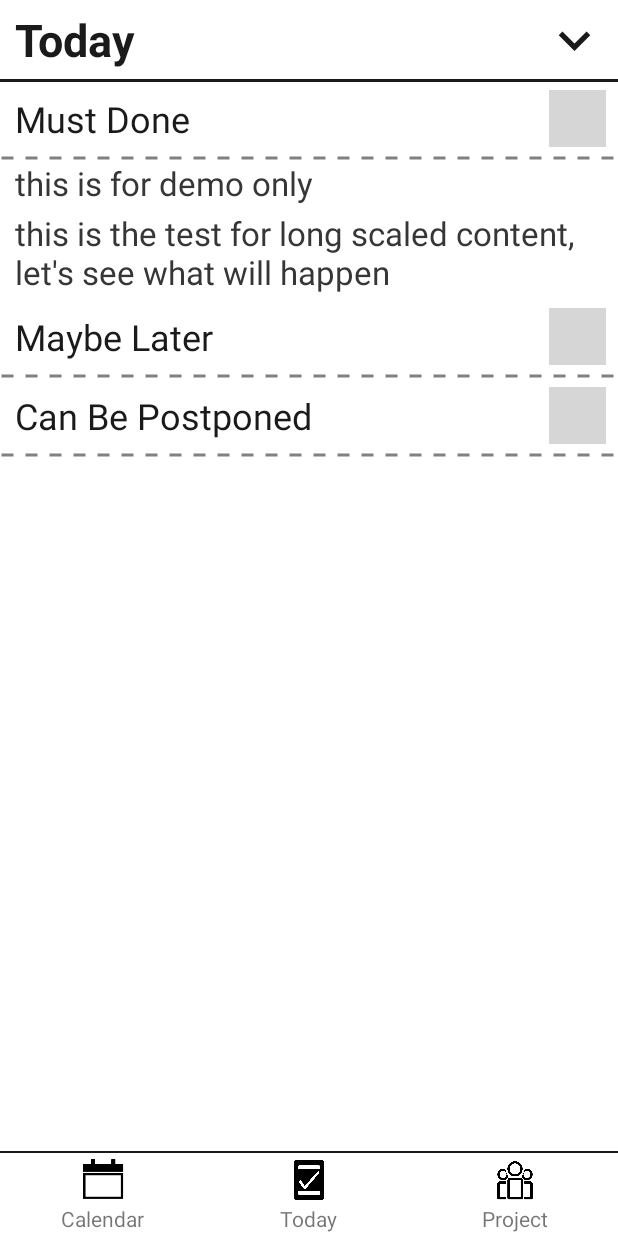
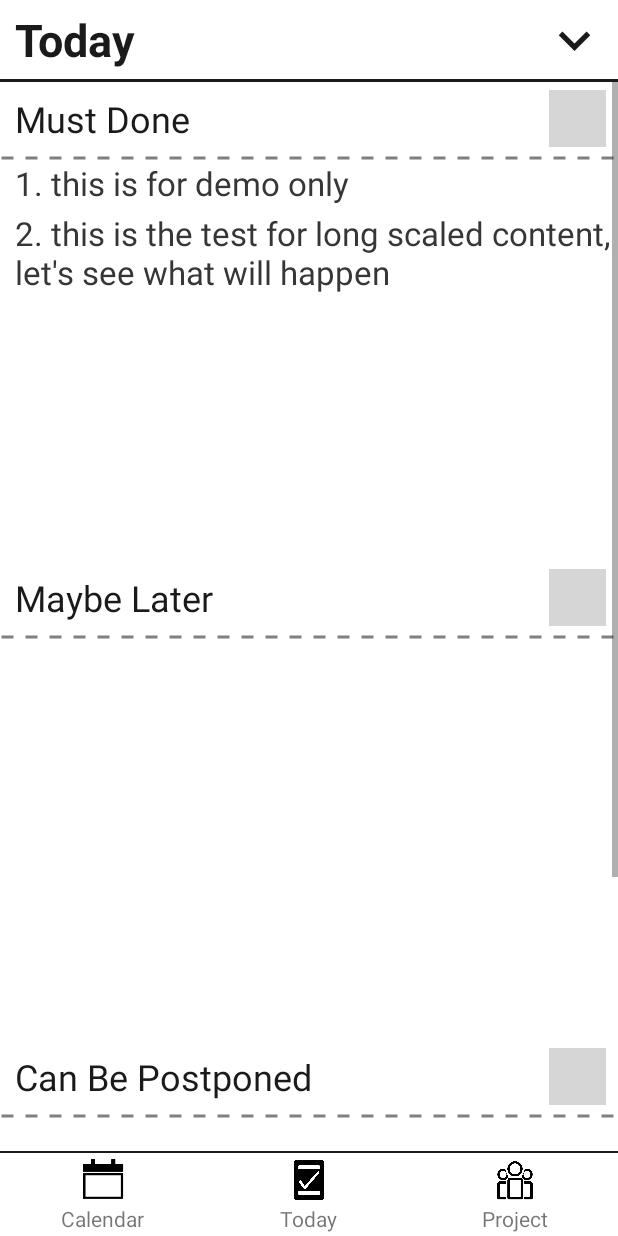
Before and after one commit to TsukiSky/Timestamp, an Android app: the first screen one second after launch (MainActivity), on a phone screen of 412 x 824 dp. Run offline under Robolectric (Android 15) with nearby library versions, the phone set to English and light mode, and no system bars; grey boxes are pictures that could not be loaded.

Commit message:
added Today Fragment scrollView

```diff
--- a/app/src/main/java/com/siqi/timestamp/MainActivity.java
+++ b/app/src/main/java/com/siqi/timestamp/MainActivity.java
@@ -54,7 +54,9 @@ public class MainActivity extends AppCompatActivity implements View.OnClickListe
         FragmentAdapter fragmentAdapter = new FragmentAdapter(getSupportFragmentManager(), getLifecycle(), fragments);
         viewPager.setAdapter(fragmentAdapter);
         viewPager.setCurrentItem(1, false);
+        // disable transformation animation and horizontal sliding
         viewPager.setPageTransformer(null);
+        viewPager.setUserInputEnabled(false);
     }
 
     private void changeTab(int pos){
--- a/app/src/main/java/com/siqi/timestamp/today/TodayFragment.java
+++ b/app/src/main/java/com/siqi/timestamp/today/TodayFragment.java
@@ -46,11 +46,10 @@ public class TodayFragment extends Fragment {
                              Bundle savedInstanceState) {
         // Inflate the layout for this fragment
         rootView = inflater.inflate(R.layout.fragment_today, container, false);
-
         initView();
-
         return rootView;
     }
+
 
     private void initView() {
         RecyclerView recyclerViewMustDone = rootView.findViewById(R.id.id_recycler_today_must_done);
@@ -60,11 +59,16 @@ public class TodayFragment extends Fragment {
         Model.EntrySource entrySourceViewLater;
         Model.EntrySource entrySourcePostponed;
 
+        // set recyclerView minimum height
+        recyclerViewMustDone.setMinimumHeight(400);
+        recyclerViewLater.setMinimumHeight(400);
+        recyclerViewPostponed.setMinimumHeight(400);
+
 
         // demo code
         List<Model.Entry> entries = new ArrayList<>();
-        entries.add(new Model.Entry("this is for demo only"));
-        entries.add(new Model.Entry("this is the test for long scaled content, let's see what will happen"));
+        entries.add(new Model.Entry("1. this is for demo only"));
+        entries.add(new Model.Entry("2. this is the test for long scaled content, let's see what will happen"));
         entrySourceMustDone = new Model.EntrySource(entries);
         EntryAdapter entryAdapter = new EntryAdapter(TodayFragment.super.getContext(), entrySourceMustDone);
         recyclerViewMustDone.setAdapter(entryAdapter);
--- a/app/src/main/res/layout/fragment_today.xml
+++ b/app/src/main/res/layout/fragment_today.xml
@@ -12,6 +12,14 @@
 
         <include layout="@layout/layout_top_bar_today"/>
 
+        <ScrollView
+            android:layout_width="match_parent"
+            android:layout_height="wrap_content"
+            android:nestedScrollingEnabled="false">
+            <LinearLayout
+                android:layout_height="wrap_content"
+                android:layout_width="match_parent"
+                android:orientation="vertical">
                 <!--    Must Done    -->
                 <LinearLayout
                     android:layout_height="wrap_content"
@@ -47,7 +55,8 @@
                     android:id="@+id/id_recycler_today_must_done"
                     android:layout_width="match_parent"
                     android:layout_height="wrap_content"
-            android:layout_marginStart="10dp"/>
+                    android:layout_marginStart="10dp"
+                    android:overScrollMode="never"/>
 
                 <!--    Maybe Later    -->
                 <LinearLayout
@@ -84,7 +93,8 @@
                     android:id="@+id/id_recycler_today_maybe_later"
                     android:layout_width="match_parent"
                     android:layout_height="wrap_content"
-            android:layout_marginStart="10dp"/>
+                    android:layout_marginStart="10dp"
+                    android:overScrollMode="never"/>
 
                 <!--    Can Be Postponed    -->
                 <LinearLayout
@@ -121,7 +131,9 @@
                     android:id="@+id/id_recycler_today_postponed"
                     android:layout_width="match_parent"
                     android:layout_height="wrap_content"
-            android:layout_marginStart="10dp"/>
+                    android:layout_marginStart="10dp"
+                    android:overScrollMode="never"/>
             </LinearLayout>
-
+        </ScrollView>
+    </LinearLayout>
 </FrameLayout>
```
Lines whose indentation alone changed are shown as unchanged.
